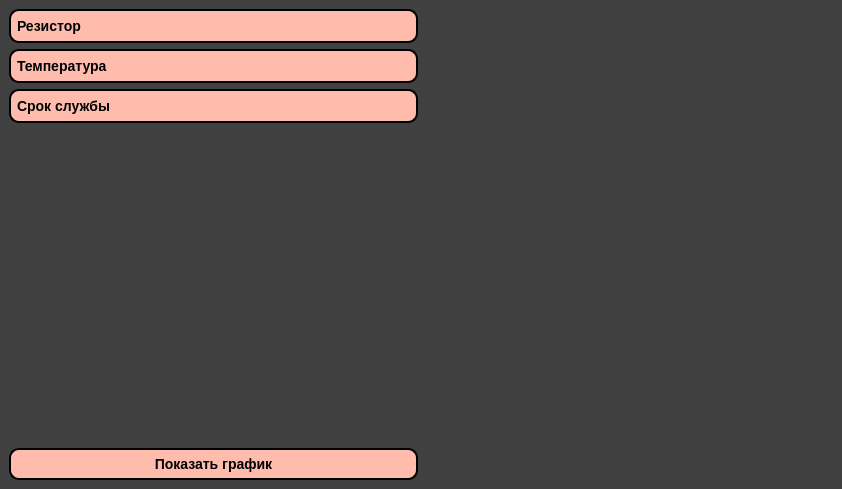
First picture: the form in ui/mсht2.ui, repository Taratin478478/Impulse, before the edit.
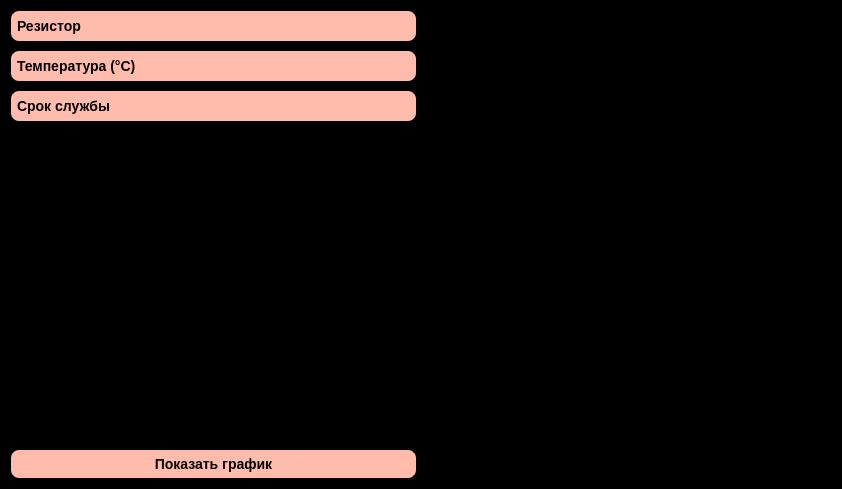
Second picture: the form after the edit. Icons and pictures are not drawn. Custom widgets are drawn as their Qt base class.

The edit to the form file:
```diff
--- a/ui/mсht2.ui
+++ b/ui/mсht2.ui
@@ -14,7 +14,7 @@
    <string>MainWindow</string>
   </property>
   <property name="styleSheet">
-   <string notr="true">QMainWindow {background-color:     #404040}
+   <string notr="true">QMainWindow {background-color:     black}
 
 QComboBox {
 	background-color: rgb(255, 188, 173);
@@ -111,7 +111,7 @@
           </property>
           <item>
            <property name="text">
-            <string>Температура</string>
+            <string>Температура (°C)</string>
            </property>
           </item>
           <item>
```
Left out of the diff: 4 changed lines with no effect on the pictures.
